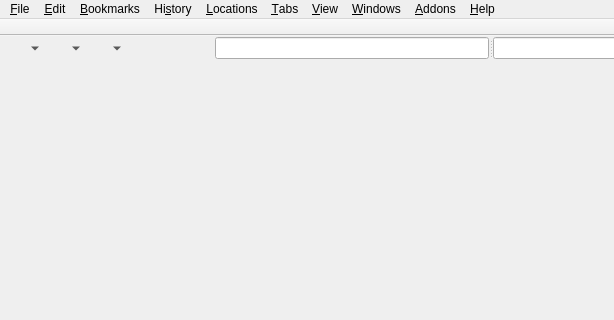
Above: Version 1.x/UI/mainWindow.ui from textbrowser/dooble before the change; both pictures show x 0 to 614 and y 0 to 320 of the 800 by 600 pixel window. Below: the same form after it.
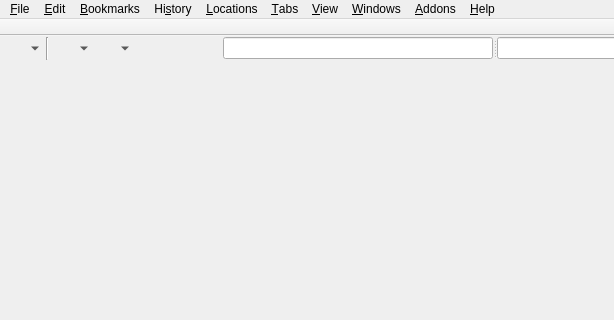
That is the form after the change. Custom widgets are drawn as their Qt base class.

```diff
--- a/Version 1.x/UI/mainWindow.ui
+++ b/Version 1.x/UI/mainWindow.ui
@@ -61,6 +61,13 @@
          </property>
         </widget>
        </item>
+       <item>
+        <widget class="Line" name="menuToolButtonLine">
+         <property name="orientation">
+          <enum>Qt::Vertical</enum>
+         </property>
+        </widget>
+       </item>
        <item>
         <widget class="QToolButton" name="backToolButton">
          <property name="toolTip">
```
